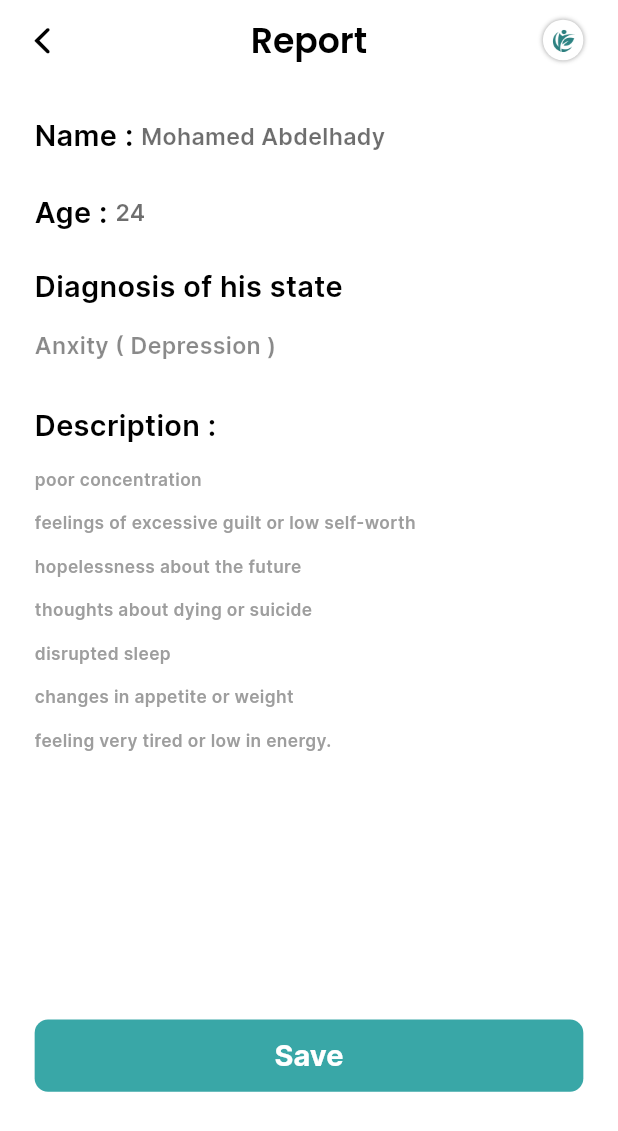
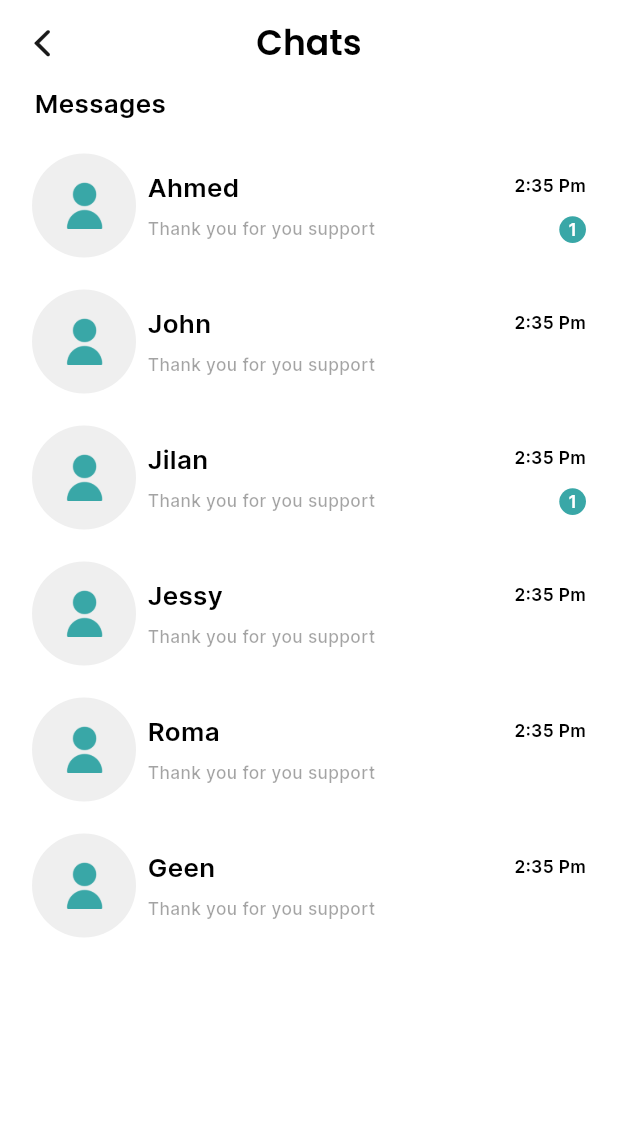
Before and after one commit to MohamedAbdelhaddy021/wameed, a Flutter app: the screen it shows after launch, on a phone screen of 412 x 824 dp. Shown: the top 1131 px of the screen. Run offline on Flutter 3.47's test engine with Material 3 defaults, Android fonts, the phone set to English and light mode, and no system bars; our stand-ins replace cached_network_image, curved_navigation_bar, flutter_screenutil, flutter_svg, pin_code_fields; project files that could hold a hidden picture were left out.

Commit message:
Add schedule,patient info,doctor report pages

```diff
--- a/lib/core/design/arrow_back_button.dart
+++ b/lib/core/design/arrow_back_button.dart
@@ -8,11 +8,11 @@ class ArrowBackButton extends StatelessWidget {
   @override
   Widget build(BuildContext context) {
     return IconButton(
-      icon: Icon(CupertinoIcons.back, size: 28.w),
+      icon: const Icon(CupertinoIcons.back, size: 28,),
       onPressed: () {
         // Navigator.pop(context);
       },
-      color: Colors.black,
+      color: Colors.black.withOpacity(.90),
     );
   }
 }
--- a/lib/main.dart
+++ b/lib/main.dart
@@ -3,6 +3,8 @@ import 'package:flutter/services.dart';
 import 'package:flutter_screenutil/flutter_screenutil.dart';
 import 'package:wameed/core/logic/helper_methods.dart';
 import 'package:wameed/views/continue/view.dart';
+import 'package:wameed/views/doctor_chats/view.dart';
+import 'package:wameed/views/doctor_profile/view.dart';
 import 'package:wameed/views/doctor_registration/view.dart';
 import 'package:wameed/views/doctor_report/view.dart';
 import 'package:wameed/views/doctor_schedule/view.dart';
@@ -51,19 +53,17 @@ class MyApp extends StatelessWidget {
             color: Colors.black.withOpacity(.20),
           ),
           outlinedButtonTheme: OutlinedButtonThemeData(
-            style: OutlinedButton.styleFrom(
-              side: BorderSide(color: getMyMaterialColor()),
-              shape: RoundedRectangleBorder(
-                borderRadius: BorderRadius.circular(12)
-              ),
-            )
-            ),
-          colorScheme: ColorScheme.fromSwatch(
-            primarySwatch: getMyMaterialColor(),
-          ),
-
+              style: OutlinedButton.styleFrom(
+            side: BorderSide(color: getMyMaterialColor()),
+            shape:
+                RoundedRectangleBorder(borderRadius: BorderRadius.circular(12)),
+          )),
+          colorScheme: ColorScheme.fromSeed(
+              seedColor: const Color(0xff39A7A7),
+              primary: const Color(0xff39A7A7),
+              background: const Color(0xff39A7A7)),
         ),
-        home: const DoctorReportView(),
+        home: const DoctorChatsView(),
       ),
     );
   }
--- /dev/null
+++ b/lib/views/doctor_chats/view.dart
@@ -0,0 +1,145 @@
+import 'package:flutter/material.dart';
+import 'package:flutter_screenutil/flutter_screenutil.dart';
+import 'package:wameed/core/design/arrow_back_button.dart';
+import 'package:wameed/core/theming/styles.dart';
+
+class DoctorChatsView extends StatelessWidget {
+  const DoctorChatsView({super.key});
+
+  @override
+  Widget build(BuildContext context) {
+    List<String> list = [
+      "Ahmed",
+      "John",
+      "Jilan",
+      "Jessy",
+      "Roma",
+      "Geen",
+    ];
+    List<String> msgNumber = [
+      "1",
+      "0",
+      "1",
+      "0",
+      "0",
+      "0",
+    ];
+
+    return Scaffold(
+      appBar: AppBar(
+        title: Text(
+          "Chats",
+          style: TextStyles.poppins24BlackSemiBold,
+        ),
+        leading: const ArrowBackButton(),
+      ),
+      body: Column(
+        crossAxisAlignment: CrossAxisAlignment.start,
+        children: [
+          Padding(
+            padding: EdgeInsetsDirectional.only(start: 24.w),
+            child: Text(
+              "Messages",
+              style: TextStyles.inter20BlackSemiBold.copyWith(fontSize: 18.sp),
+            ),
+          ),
+          Expanded(
+            child: ListView.separated(
+              padding: EdgeInsets.all(24.h),
+              itemBuilder: (context, index) => _Item(
+                msgContent: "Thank you for you support",
+                name: list[index],
+                time: "2:35 Pm",
+                msgNumber: msgNumber[index],
+              ),
+              separatorBuilder: (context, index) => SizedBox(
+                height: 24.h,
+              ),
+              itemCount: list.length,
+            ),
+          )
+        ],
+      ),
+    );
+  }
+}
+
+class _Item extends StatelessWidget {
+  const _Item(
+      {super.key,
+      required this.name,
+      required this.msgContent,
+      required this.time, required this.msgNumber});
+
+  final String name, msgContent, time,msgNumber;
+
+  @override
+  Widget build(BuildContext context) {
+    return Row(
+      children: [
+        Container(
+          width: 72.w,
+          height: 72.w,
+          decoration: BoxDecoration(
+              shape: BoxShape.circle,
+              color: const Color(0xffD9D9D9).withOpacity(.43)),
+          child: Center(
+              child: Image.asset(
+            "assets/images/user.png",
+            width: 32.5.w,
+            height: 32.5.w,
+          )),
+        ),
+        SizedBox(
+          width: 8.w,
+        ),
+        Expanded(
+          child: Column(
+            children: [
+              Row(
+                children: [
+                  Text(
+                    name,
+                    style: TextStyles.inter20BlackSemiBold
+                        .copyWith(fontSize: 18.sp),
+                  ),
+                  const Spacer(),
+                  Text(
+                    time,
+                    style: TextStyles.inter20BlackSemiBold
+                        .copyWith(fontSize: 12.sp),
+                  ),
+                ],
+              ),
+              SizedBox(
+                height: 8.h,
+              ),
+              Row(
+                children: [
+                  Text(
+                    msgContent,
+                    style: TextStyles.inter16Medium.copyWith(
+                        fontSize: 12.sp, color: Colors.black.withOpacity(.36)),
+                  ),
+                  const Spacer(),
+                  if(msgNumber!=0.toString())
+                  CircleAvatar(
+                    radius: 10.r,
+                    backgroundColor: Theme.of(context).primaryColor,
+                    child: Text(
+                      "1",
+                      style: TextStyles.inter20BlackSemiBold.copyWith(
+                        fontSize: 12.sp,
+                        color: Colors.white,
+                      ),
+                    ),
+                  ),
+                ],
+              ),
+            ],
+          ),
+        ),
+      ],
+    );
+  }
+}
```
Also changed, not shown: lib/views/doctor_profile/view.dart (added, +180 -0 lines), lib/views/info_about_doctor/view.dart (+14 -6 lines), lib/views/times_of_work/view.dart (+9 -4 lines), assets/icons/bill.png (added), assets/icons/calendar.png (added), assets/icons/logout.png (added), assets/icons/message.png (added), assets/icons/setting.png (added), assets/icons/svgs/arrow_forward.svg.
